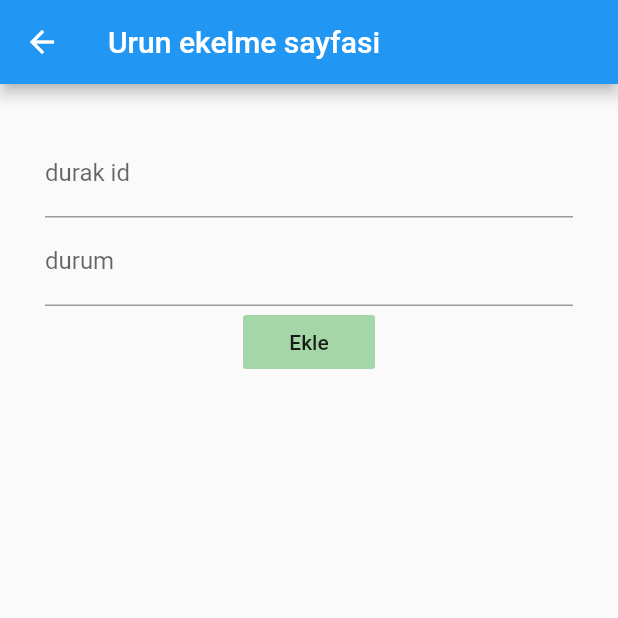
After one commit to AlperenImam0glu/Kocaeli-Universitesi-Ulasim-Uygulamasi, a Flutter app: the YolcuSayilari screen opened directly, after a tap on the "add" icon, on a phone screen of 412 x 824 dp, the top half of it. The commit adds this screen. Run offline on Flutter 3.47's test engine with Material 2 defaults, Android fonts, the phone set to English and light mode, and no system bars; our stand-ins replace flutter_map, latlong2, sqflite; accounts and stored records are empty.

Commit message:
eklemeler ypildi

```diff
--- a/lib/admin_yolcu_sayilari.dart
+++ b/lib/admin_yolcu_sayilari.dart
@@ -1,6 +1,7 @@
 import 'package:flutter/material.dart';
 import 'package:yazlab2_proje2_mobil/data/dbHelper.dart';
 import 'package:yazlab2_proje2_mobil/models/kullanicilar.dart';
+import 'package:yazlab2_proje2_mobil/kullanici_istek_ekle.dart';
 
 class YolcuSayilari extends StatefulWidget {
   @override
@@ -14,10 +15,7 @@ class _YolcuSayilariState extends State<YolcuSayilari> {
 
   @override
   void initState() {
-    var kullaniciFuture = dbHelper.getKullanici();
-    kullaniciFuture.then((data) {
-      this.kullaniciListesi = data;
-    });
+    getListe();
   }
 
   @override
@@ -30,6 +28,15 @@ class _YolcuSayilariState extends State<YolcuSayilari> {
         title: Text("Kullanıcı İstekleri"),
       ),
       body: buildData(),
+      floatingActionButton: FloatingActionButton(
+        onPressed: () {
+          goTokullaniciIstek();
+        },
+        child: Icon(
+          Icons.add,
+        ),
+        tooltip: "yeni ürün ekle",
+      ),
     );
   }
 
@@ -57,4 +64,22 @@ class _YolcuSayilariState extends State<YolcuSayilari> {
       },
     );
   }
+
+  void goTokullaniciIstek() async {
+    bool? result = await Navigator.push(
+        context, MaterialPageRoute(builder: (context) => kullaniciIstekEkle()));
+    if (result != null) {
+      if (result) {
+        getListe();
+      }
+    }
+  }
+
+  void getListe() async {
+    var kullaniciFuture = dbHelper.getKullanici();
+    kullaniciFuture.then((data) {
+      this.kullaniciListesi = data;
+      kullaniciSayac = data.length;
+    });
+  }
 }
--- a/lib/data/dbHelper.dart
+++ b/lib/data/dbHelper.dart
@@ -1,21 +1,23 @@
 import 'dart:async';
+import 'package:flutter/cupertino.dart';
 import 'package:sqflite/sqflite.dart';
 import 'package:path/path.dart';
 import 'package:yazlab2_proje2_mobil/models/kullanicilar.dart';
 
 class DbHelper {
-  late Database _db;
+  Database? _db;
 
   Future<Database> get db async {
     if (_db == null) {
       _db = await initializeDb();
     }
-    return _db;
+    return _db!;
   }
 
   Future<Database> initializeDb() async {
-    String dbPath = join(await getDatabasesPath(), "etrade.db");
-    var eTradeDb = await openDatabase(dbPath, version: 1, onCreate: createDb);
+    String dbPath = await getDatabasesPath();
+    final Path = await join(dbPath, "etrade.db");
+    var eTradeDb = await openDatabase(Path, version: 1, onCreate: createDb);
     return eTradeDb;
   }
 
--- /dev/null
+++ b/lib/kullanici_istek_ekle.dart
@@ -0,0 +1,62 @@
+import 'package:flutter/material.dart';
+import 'package:yazlab2_proje2_mobil/data/dbHelper.dart';
+import 'package:yazlab2_proje2_mobil/models/kullanicilar.dart';
+
+class kullaniciIstekEkle extends StatefulWidget {
+  @override
+  State<kullaniciIstekEkle> createState() => _kullaniciIstekEkleState();
+}
+
+class _kullaniciIstekEkleState extends State<kullaniciIstekEkle> {
+  TextEditingController txtDurakId = TextEditingController();
+  TextEditingController txtDurum = TextEditingController();
+  var dbHelper = DbHelper();
+  @override
+  Widget build(BuildContext context) {
+    return Scaffold(
+      appBar: AppBar(
+        title: Text("Urun ekelme sayfasi"),
+      ),
+      body: Padding(
+        padding: EdgeInsets.all(30.0),
+        child: Column(
+          children: [
+            buildDurakId(),
+            buildDurum(),
+            buildSaveButton(),
+          ],
+        ),
+      ),
+    );
+  }
+
+  buildDurakId() {
+    return TextField(
+      decoration: InputDecoration(labelText: "durak id"),
+      controller: txtDurakId,
+    );
+  }
+
+  buildDurum() {
+    return TextField(
+      decoration: InputDecoration(labelText: "durum"),
+      controller: txtDurum,
+    );
+  }
+
+  buildSaveButton() {
+    return FlatButton(
+      child: Text("Ekle"),
+      color: Colors.green[200],
+      onPressed: () {
+        addKullaniciIstek();
+      },
+    );
+  }
+
+  void addKullaniciIstek() async {
+    var result = await dbHelper.insert(Kullanici(
+        durakId: int.parse(txtDurakId.text), durum: int.parse(txtDurum.text)));
+    Navigator.pop(context, result);
+  }
+}
--- a/lib/models/kullanicilar.dart
+++ b/lib/models/kullanicilar.dart
@@ -18,8 +18,8 @@ class Kullanici {
   }
 
   Kullanici.fromObject(dynamic o) {
-    this.id = o["id"];
-    this.durakId = o["durakId"];
-    this.durum = o["durum"];
+    this.id = int.parse(o["id"].toString());
+    this.durakId = int.parse(o["durakId"].toString());
+    this.durum = int.parse(o["durum"].toString());
   }
 }
```
Also changed, not shown: lib/login_page.dart (+28 -0 lines), lib/user_Home_Page.dart (+11 -13 lines).
